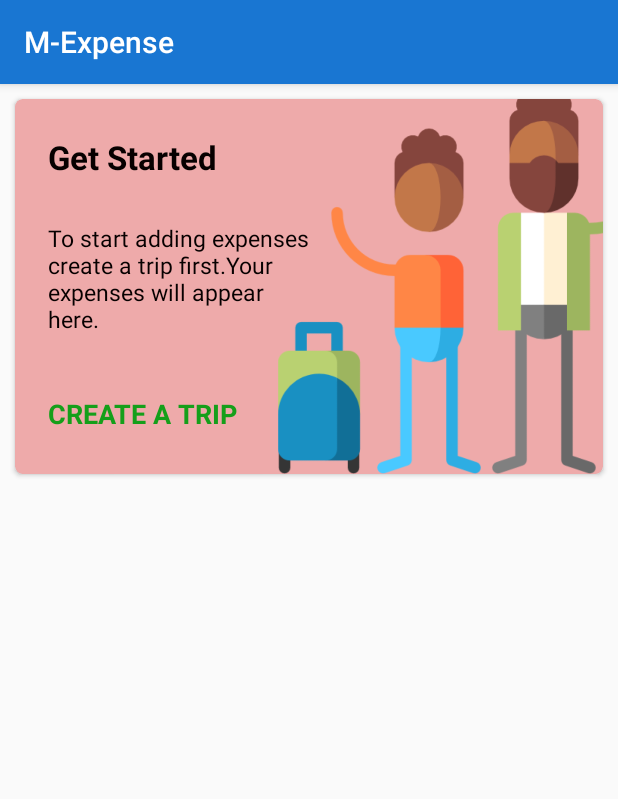
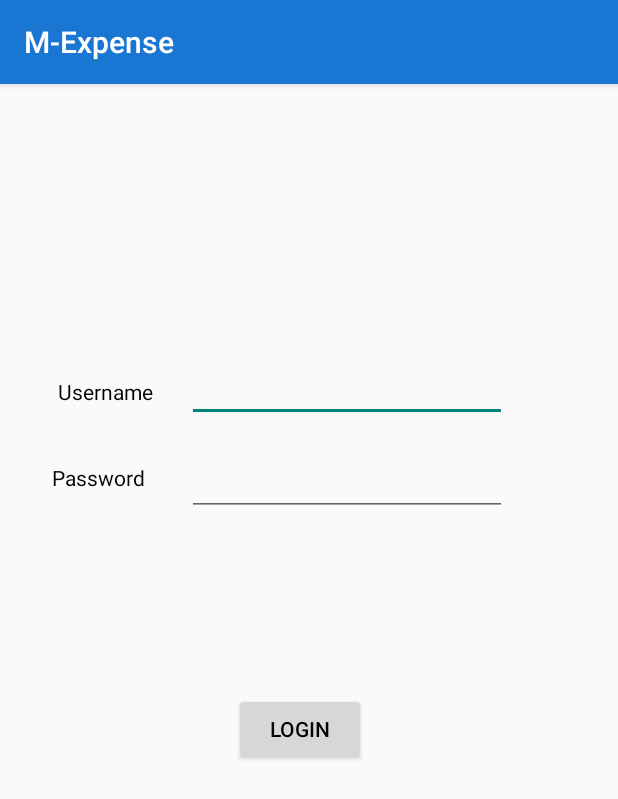
Before and after one commit to zolmkoz/mExpense_v1.0, an Android app: the screen it shows after launch (CreateTripActivity before the commit, LoginActivity after it), on a phone screen of 412 x 824 dp. Shown: the top 799 px of the screen. Run offline under Robolectric (Android 15) with nearby library versions, the phone set to English and light mode, and no system bars.

Commit message:
Add func Login

```diff
--- a/app/build.gradle
+++ b/app/build.gradle
@@ -3,7 +3,7 @@ apply plugin: 'com.android.application'
 android {
     compileSdkVersion 28
     defaultConfig {
-        applicationId 'com.example.mexpense'
+        applicationId 'com.example.tabactivity'
         minSdkVersion 22
         targetSdkVersion 28
         versionCode 1
--- a/app/src/main/AndroidManifest.xml
+++ b/app/src/main/AndroidManifest.xml
@@ -12,6 +12,13 @@
         android:roundIcon="@drawable/travel"
         android:supportsRtl="true"
         android:theme="@style/AppTheme">
+        <activity
+            android:name=".LoginActivity"
+            android:exported="false">
+            <meta-data
+                android:name="android.app.lib_name"
+                android:value="" />
+        </activity>
         <activity android:name=".UpdateTripActivity" />
         <activity android:name=".ExpenseUpdateActivity" />
         <activity android:name=".CreateTripActivity" />
--- /dev/null
+++ b/app/src/main/java/com/example/tabactivity/LoginActivity.java
@@ -0,0 +1,42 @@
+package com.example.tabactivity;
+
+import android.content.Intent;
+import android.support.v7.app.AppCompatActivity;
+import android.os.Bundle;
+import android.view.View;
+import android.widget.Button;
+import android.widget.EditText;
+import android.widget.TextView;
+
+public class LoginActivity extends AppCompatActivity {
+
+    @Override
+    protected void onCreate(Bundle savedInstanceState) {
+        super.onCreate(savedInstanceState);
+        setContentView(R.layout.activity_login);
+
+        EditText edtUs = findViewById(R.id.edtUserName);
+        EditText edtPass = findViewById(R.id.edtPassword);
+        TextView tvLog = findViewById(R.id.tvLog);
+        Button btnLogin = findViewById(R.id.btnLogin);
+
+
+        tvLog.setText("");
+        //User: zolmkoz Password: 183461
+        btnLogin.setOnClickListener(new View.OnClickListener() {
+            @Override
+            public void onClick(View view) {
+                String us = String.valueOf(edtUs.getText());
+                String pw = String.valueOf(edtPass.getText());
+                if (us.equals("zolmkoz") && pw.equals("183461")){
+                    tvLog.setText("Login Successfully");
+                    Intent i = new Intent(LoginActivity.this,
+                            CreateTripActivity.class);
+                    startActivity(i);
+                } else {
+                    tvLog.setText("Login Failure");
+                }
+            }
+        });
+    }
+}
--- a/app/src/main/java/com/example/tabactivity/SplashActivity.java
+++ b/app/src/main/java/com/example/tabactivity/SplashActivity.java
@@ -42,7 +42,7 @@ public class SplashActivity extends AppCompatActivity {
 
                     if(count == 0) {
                         Intent i = new Intent(SplashActivity.this,
-                                CreateTripActivity.class);
+                                LoginActivity.class);
                         startActivity(i);
                     }
                     else
--- a/app/src/main/res/layout/activity_login.xml
+++ b/app/src/main/res/layout/activity_login.xml
@@ -1,13 +1,82 @@
 <?xml version="1.0" encoding="utf-8"?>
 <RelativeLayout xmlns:android="http://schemas.android.com/apk/res/android"
+    xmlns:app="http://schemas.android.com/apk/res-auto"
+    xmlns:tools="http://schemas.android.com/tools"
     android:layout_width="match_parent"
-    android:layout_height="match_parent">
+    android:layout_height="match_parent"
+    tools:context=".LoginActivity">
 
+    <TextView
+        android:id="@+id/textView30"
+        android:layout_width="wrap_content"
+        android:layout_height="wrap_content"
+        android:layout_above="@+id/textView32"
+        android:layout_marginEnd="54dp"
+        android:layout_marginBottom="38dp"
+        android:layout_toStartOf="@+id/btnLogin"
+        android:text="Username"
+        tools:layout_editor_absoluteX="46dp"
+        tools:layout_editor_absoluteY="131dp" />
 
-    <ImageView
-        android:layout_width="match_parent"
+    <TextView
+        android:id="@+id/textView32"
+        android:layout_width="wrap_content"
         android:layout_height="wrap_content"
-        android:src="@drawable/login"
-        android:id="@+id/google"/>
+        android:layout_above="@+id/btnLogin"
+        android:layout_marginEnd="28dp"
+        android:layout_marginBottom="134dp"
+        android:layout_toStartOf="@+id/edtUserName"
+        android:text="Password"
+        tools:layout_editor_absoluteX="48dp"
+        tools:layout_editor_absoluteY="206dp" />
 
+    <EditText
+        android:id="@+id/edtUserName"
+        android:layout_width="wrap_content"
+        android:layout_height="wrap_content"
+        android:layout_above="@+id/edtPassword"
+        android:layout_alignParentEnd="true"
+        android:layout_marginEnd="74dp"
+        android:layout_marginBottom="17dp"
+        android:ems="10"
+        android:inputType="textPersonName"
+        tools:layout_editor_absoluteX="132dp"
+        tools:layout_editor_absoluteY="116dp" />
+
+    <EditText
+        android:id="@+id/edtPassword"
+        android:layout_width="wrap_content"
+        android:layout_height="wrap_content"
+        android:layout_above="@+id/btnLogin"
+        android:layout_alignParentEnd="true"
+        android:layout_marginEnd="74dp"
+        android:layout_marginBottom="118dp"
+        android:ems="10"
+        android:inputType="textPassword"
+        tools:layout_editor_absoluteX="132dp"
+        tools:layout_editor_absoluteY="179dp" />
+
+    <Button
+        android:id="@+id/btnLogin"
+        android:layout_width="wrap_content"
+        android:layout_height="wrap_content"
+        android:layout_alignParentEnd="true"
+        android:layout_alignParentBottom="true"
+        android:layout_marginEnd="168dp"
+        android:layout_marginBottom="314dp"
+        android:text="Login"
+        tools:layout_editor_absoluteX="172dp"
+        tools:layout_editor_absoluteY="300dp" />
+
+    <TextView
+        android:id="@+id/tvLog"
+        android:layout_width="wrap_content"
+        android:layout_height="wrap_content"
+        android:layout_above="@+id/btnLogin"
+        android:layout_marginEnd="-24dp"
+        android:layout_marginBottom="72dp"
+        android:layout_toStartOf="@+id/edtUserName"
+        android:text="TextView"
+        tools:layout_editor_absoluteX="65dp"
+        tools:layout_editor_absoluteY="256dp" />
 </RelativeLayout>
```
